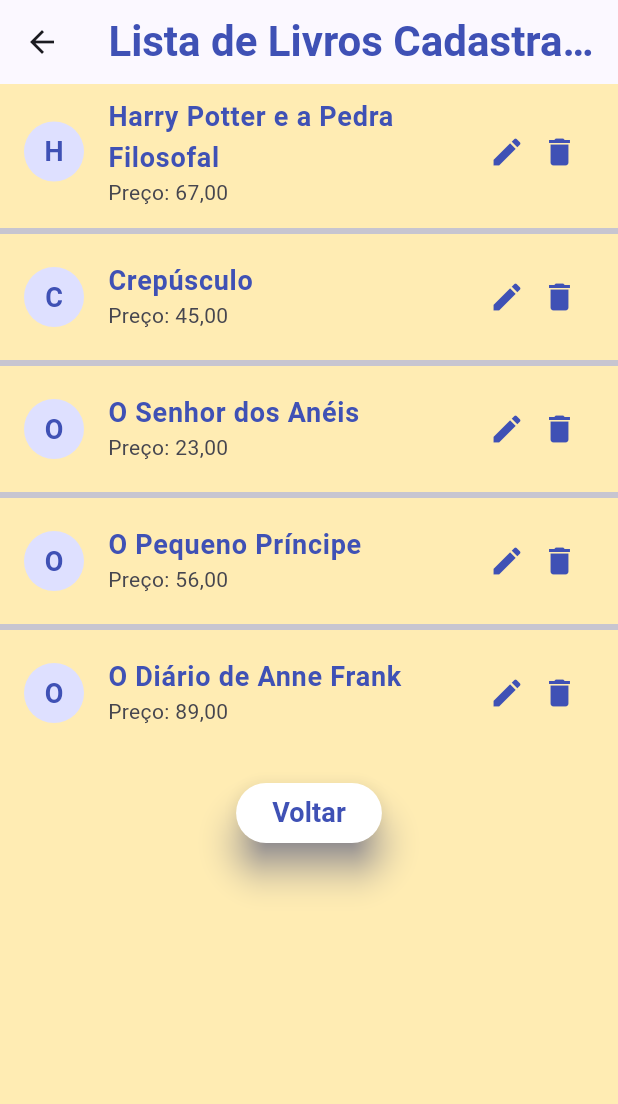
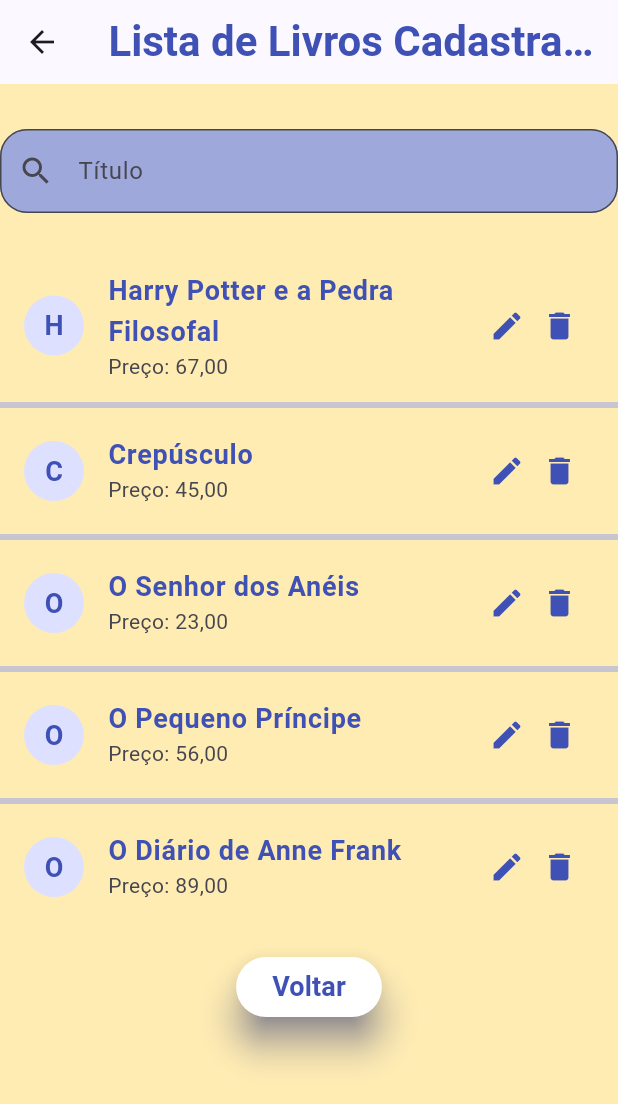
Before and after one commit to NataliaCarvalho/DDM---Cadastro-e-ListView, a Flutter app: the ListaPage screen opened by its route, on a phone screen of 412 x 824 dp. Shown: the top 1104 px of the screen. Run offline on Flutter 3.47's test engine with Material 3 defaults, Android fonts, the phone set to English and light mode, and no system bars.

Commit message:
aula 26/09

```diff
--- a/lib/main.dart
+++ b/lib/main.dart
@@ -14,6 +14,7 @@ class MyApp extends StatelessWidget {
   @override
   Widget build(BuildContext context) {
     return MaterialApp(
+      debugShowCheckedModeBanner: false,
       title: 'Flutter Demo',
       theme: ThemeData(
         colorScheme: ColorScheme.fromSeed(seedColor: Colors.indigo),
--- a/lib/paginas/list.dart
+++ b/lib/paginas/list.dart
@@ -3,7 +3,6 @@ import 'package:flutter_application_listview/model/livroRepository.dart';
 import 'package:flutter_application_listview/paginas/alterar.dart';
 
 import '../model/livro.dart';
-
 
 class ListaPage extends StatefulWidget {
   const ListaPage({super.key});
@@ -12,59 +11,137 @@ class ListaPage extends StatefulWidget {
   State<ListaPage> createState() => _ListaPageState();
 }
 
+class _ListaPageState extends State<ListaPage> {
+  final listaLivros = LivroRepository.getLivros;
 
-class _ListaPageState extends State<ListaPage> {
+  List <Livro> listaBusca = [];
+  String nomeBusca = "";
 
-  final listaLivros = LivroRepository.getLivros;
+  @override
+  void initState(){
+    listaBusca = List.from(listaLivros);
+    super.initState();
+  }
+
+  void atualizaLista (String nome){
+    listaBusca = List.from(listaLivros);
+    setState(() {
+      listaBusca = listaLivros.where((element) => (
+        element.nome.toLowerCase().contains(nome.toLowerCase()))).toList();
+    });
+  }
 
   @override
   Widget build(BuildContext context) {
-    return  Scaffold(
+    return Scaffold(
         backgroundColor: Colors.amber[100],
-      appBar: AppBar(title: Text("Lista de Livros Cadastrados", textAlign: TextAlign.center, style: TextStyle(fontSize: 28, color: Colors.indigo, fontWeight:FontWeight.bold), ), actions: [
-      ],),
-      body:
-       Column(
-         children: [ListView.separated(
+        appBar: AppBar(
+          title: Text(
+            "Lista de Livros Cadastrados",
+            textAlign: TextAlign.center,
+            style: TextStyle(
+                fontSize: 28,
+                color: Colors.indigo,
+                fontWeight: FontWeight.bold),
+          ),
+          actions: [],
+        ),
+        body: Column(children: [
+          SizedBox(
+            height: 30,
+          ),
+          TextField(
+            decoration: InputDecoration(
+                labelText: 'Título',
+                border: OutlineInputBorder(
+                  borderRadius: BorderRadius.all(
+                    Radius.circular(18),
+                  ),
+                ),
+                fillColor: Colors.indigo[200],
+                filled: true,
+                prefixIcon: Icon(Icons.search)),
+                onChanged: (String titulo){
+                  nomeBusca = titulo;
+                  atualizaLista(titulo);
+                },
+          ),
+          SizedBox(
+            height: 30,
+          ),
+          ListView.separated(
             shrinkWrap: true,
-          itemCount: listaLivros.length,
+            itemCount: listaBusca.length,
             itemBuilder: (BuildContext context, int index) {
               return ListTile(
-              title: Text("${listaLivros[index].nome}", style: TextStyle(fontSize: 18, color: Colors.indigo, fontWeight:FontWeight.bold)),
-              subtitle: Text("Preço: ${listaLivros[index].preco},00"),
-              leading: CircleAvatar (child: Text(listaLivros[index].nome[0], style: TextStyle(fontSize: 18, color: Colors.indigo, fontWeight:FontWeight.bold))),
-              trailing: SizedBox( width: 70,
-              child: Row( children: [
-                Expanded(child: IconButton(onPressed: () {
-                  Navigator.push(context,
-                  MaterialPageRoute(builder: (context){
+                title: Text("${listaBusca[index].nome}",
+                    style: TextStyle(
+                        fontSize: 18,
+                        color: Colors.indigo,
+                        fontWeight: FontWeight.bold)),
+                subtitle: Text("Preço: ${listaBusca[index].preco},00"),
+                leading: CircleAvatar(
+                    child: Text(listaBusca[index].nome[0],
+                        style: TextStyle(
+                            fontSize: 18,
+                            color: Colors.indigo,
+                            fontWeight: FontWeight.bold))),
+                trailing: SizedBox(
+                  width: 70,
+                  child: Row(
+                    children: [
+                      Expanded(
+                          child: IconButton(
+                              onPressed: () {
+                                Navigator.push(context, MaterialPageRoute(
+                                  builder: (context) {
                                     return Alterar(listaLivros[index], index);
-                  },));
-
-                }, icon: Icon(Icons.edit, color: Colors.indigo,))),
-                Expanded(child: IconButton(onPressed: () {
-                  Livro livro = listaLivros[index];
+                                  },
+                                ));
+                              },
+                              icon: Icon(
+                                Icons.edit,
+                                color: Colors.indigo,
+                              ))),
+                      Expanded(
+                          child: IconButton(
+                              onPressed: () {
+                                Livro livro = listaBusca[index];
                                 LivroRepository.remover(livro);
-                  setState(() {
-
-                  });
-                }, icon: Icon(Icons.delete, color: Colors.indigo,))),
-
+                                setState(() {});
+                              },
+                              icon: Icon(
+                                Icons.delete,
+                                color: Colors.indigo,
+                              ))),
                     ],
                   ),
                 ),
               );
             },
-          separatorBuilder: (BuildContext context, int index) => Divider(thickness: 4),
+            separatorBuilder: (BuildContext context, int index) =>
+                Divider(thickness: 4),
           ),
           SizedBox(height: 20),
-
-          ElevatedButton(onPressed: (){
+          ElevatedButton(
+            onPressed: () {
               Navigator.pushNamed(context, '/');
-          }, child: Text("Voltar", style: TextStyle(fontSize: 18, color: Colors.indigo, fontWeight:FontWeight.bold),), style: ElevatedButton.styleFrom(primary: Colors.white, elevation: 10, shadowColor: Colors.indigo, shape: RoundedRectangleBorder(borderRadius: BorderRadius.circular(20))),),
-
-          ]
-       )
+            },
+            child: Text(
+              "Voltar",
+              style: TextStyle(
+                  fontSize: 18,
+                  color: Colors.indigo,
+                  fontWeight: FontWeight.bold),
+            ),
+            style: ElevatedButton.styleFrom(
+                primary: Colors.white,
+                elevation: 10,
+                shadowColor: Colors.indigo,
+                shape: RoundedRectangleBorder(
+                    borderRadius: BorderRadius.circular(20))),
+          ),
+        ])
 
         // body: ListView.separated (
         //   separatorBuilder: (BuildContext context, int index) => Divider(thickness: 4),
```
Lines whose indentation alone changed are shown as unchanged.
